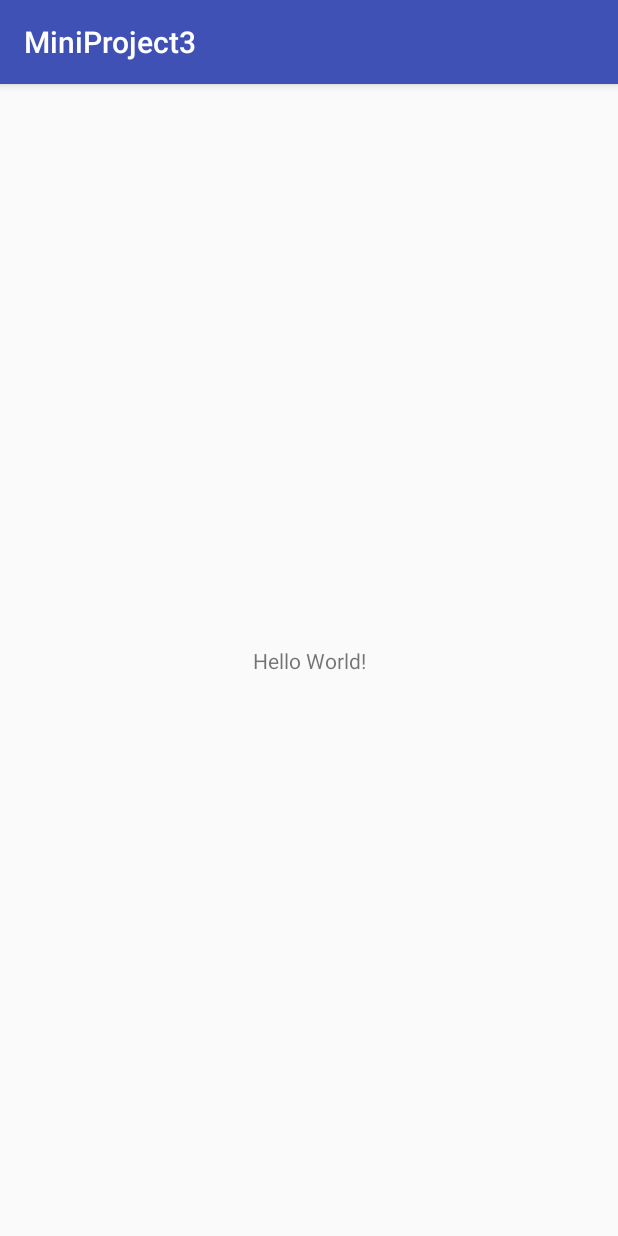
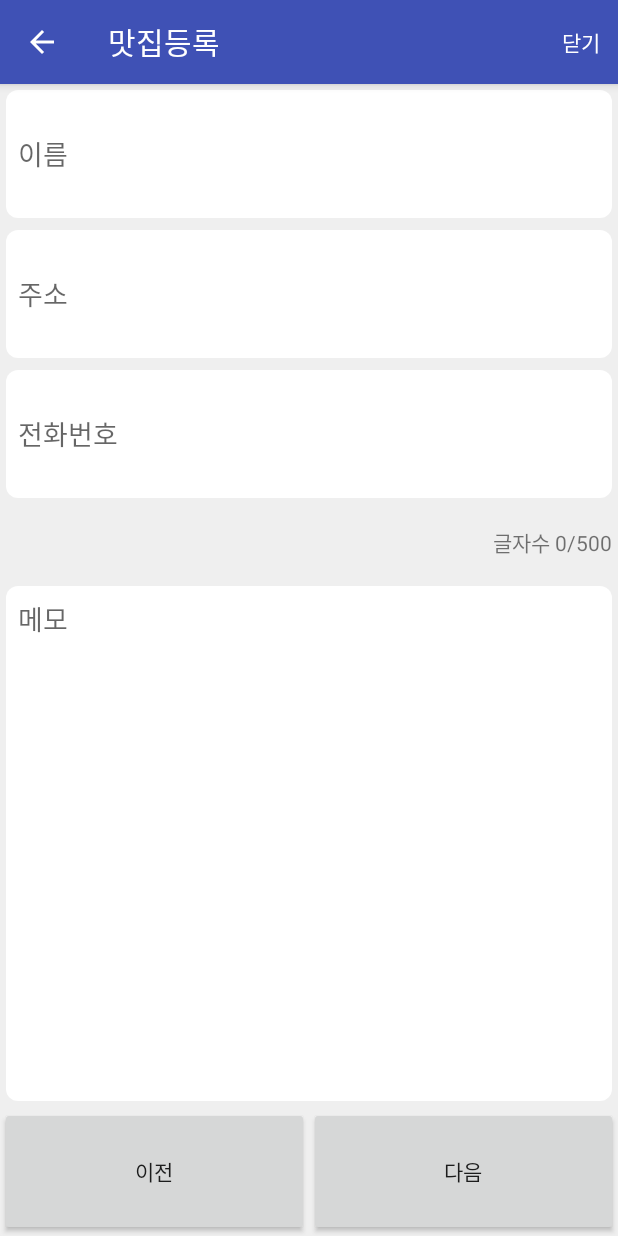
Before and after one commit to lunar999/boostcamp_3rdWeek, an Android app: the screen it shows after launch (MainActivity), on a phone screen of 412 x 824 dp. Run offline under Robolectric (Android 15) with nearby library versions, the phone set to English and light mode, and no system bars; our stand-ins replace ButterKnife.

Commit message:
main activity 작성

```diff
--- a/app/build.gradle
+++ b/app/build.gradle
@@ -26,5 +26,7 @@ dependencies {
     })
     compile 'com.android.support:appcompat-v7:26.+'
     compile 'com.android.support.constraint:constraint-layout:1.0.2'
+    compile 'com.jakewharton:butterknife:8.7.0'
+    annotationProcessor 'com.jakewharton:butterknife-compiler:8.7.0'
     testCompile 'junit:junit:4.12'
 }
--- a/app/src/main/AndroidManifest.xml
+++ b/app/src/main/AndroidManifest.xml
@@ -1,6 +1,11 @@
 <?xml version="1.0" encoding="utf-8"?>
 <manifest xmlns:android="http://schemas.android.com/apk/res/android"
     package="com.project3.mini.yunkyun.miniproject3">
+
+    <uses-sdk
+        android:minSdkVersion="19"
+        android:maxSdkVersion="26"
+        android:targetSdkVersion="26" />
 
     <application
         android:allowBackup="true"
@@ -16,6 +21,7 @@
                 <category android:name="android.intent.category.LAUNCHER" />
             </intent-filter>
         </activity>
+        <activity android:name=".MapActivity"></activity>
     </application>
 
 </manifest>
--- a/app/src/main/java/com/project3/mini/yunkyun/miniproject3/MainActivity.java
+++ b/app/src/main/java/com/project3/mini/yunkyun/miniproject3/MainActivity.java
@@ -1,13 +1,91 @@
 package com.project3.mini.yunkyun.miniproject3;
 
+import android.os.Bundle;
+import android.support.v7.app.ActionBar;
 import android.support.v7.app.AppCompatActivity;
-import android.os.Bundle;
+import android.text.Editable;
+import android.text.TextWatcher;
+import android.view.Menu;
+import android.view.MenuItem;
+import android.view.View;
+import android.widget.EditText;
+import android.widget.TextView;
+import android.widget.Toast;
+
+import butterknife.BindView;
+import butterknife.ButterKnife;
+import butterknife.OnClick;
 
 public class MainActivity extends AppCompatActivity {
+    @BindView(R.id.et_name) EditText name;
+    @BindView(R.id.et_address) EditText address;
+    @BindView(R.id.et_phonenumber) EditText phoneNumber;
+    @BindView(R.id.et_memo) EditText memo;
+    @BindView(R.id.tv_character_counter) TextView lengthCounter;
 
     @Override
     protected void onCreate(Bundle savedInstanceState) {
         super.onCreate(savedInstanceState);
         setContentView(R.layout.activity_main);
+        ButterKnife.bind(this);
+
+        setToolbar();
+
+        memo.addTextChangedListener(new TextWatcher() {
+            @Override
+            public void beforeTextChanged(CharSequence charSequence, int i, int i1, int i2) {
+            }
+
+            @Override
+            public void onTextChanged(CharSequence charSequence, int i, int i1, int i2) {
+                String counterState = String.format(getResources().getString(R.string.counter_format), charSequence.length());
+                lengthCounter.setText(counterState);
+            }
+
+            @Override
+            public void afterTextChanged(Editable editable) {
+
+            }
+        });
+    }
+
+    private void setToolbar() {
+        ActionBar actionBar = getSupportActionBar();
+        actionBar.setDisplayHomeAsUpEnabled(true);
+        actionBar.setHomeButtonEnabled(true);
+    }
+
+    @OnClick({R.id.btn_prev, R.id.btn_next})
+    void onButtonClick(View view) {
+        switch (view.getId()) {
+            case R.id.btn_prev:
+                Toast.makeText(this, getResources().getString(R.string.touch_btn_prev), Toast.LENGTH_SHORT).show();
+                break;
+            case R.id.btn_next:
+                break;
+            default:
+                break;
+        }
+    }
+
+    @Override
+    public boolean onOptionsItemSelected(MenuItem item) {
+        switch (item.getItemId()) {
+            case android.R.id.home:
+                onBackPressed();
+                break;
+            case R.id.menu_close:
+                Toast.makeText(this, getResources().getString(R.string.touch_menu_close), Toast.LENGTH_SHORT).show();
+                break;
+            default:
+                break;
+        }
+        return true;
+    }
+
+    @Override
+    public boolean onCreateOptionsMenu(Menu menu) {
+        getMenuInflater().inflate(R.menu.toolbar_menu, menu);
+        return true;
     }
 }
--- /dev/null
+++ b/app/src/main/java/com/project3/mini/yunkyun/miniproject3/MapActivity.java
@@ -0,0 +1,10 @@
+package com.project3.mini.yunkyun.miniproject3;
+
+import android.support.v7.app.AppCompatActivity;
+
+/**
+ * Created by YunKyun on 2017-07-20.
+ */
+
+public class MapActivity extends AppCompatActivity {
+}
--- /dev/null
+++ b/app/src/main/res/drawable/bg_edittext.xml
@@ -0,0 +1,9 @@
+<?xml version="1.0" encoding="utf-8"?>
+<shape xmlns:android="http://schemas.android.com/apk/res/android" android:shape="rectangle" android:padding="10dp">
+    <solid android:color="@android:color/white"/>
+    <corners
+        android:bottomRightRadius="8dp"
+        android:bottomLeftRadius="8dp"
+        android:topLeftRadius="8dp"
+        android:topRightRadius="8dp"/>
+</shape>
--- a/app/src/main/res/layout/activity_main.xml
+++ b/app/src/main/res/layout/activity_main.xml
@@ -1,18 +1,87 @@
 <?xml version="1.0" encoding="utf-8"?>
-<android.support.constraint.ConstraintLayout xmlns:android="http://schemas.android.com/apk/res/android"
-    xmlns:app="http://schemas.android.com/apk/res-auto"
+<LinearLayout xmlns:android="http://schemas.android.com/apk/res/android"
     xmlns:tools="http://schemas.android.com/tools"
     android:layout_width="match_parent"
     android:layout_height="match_parent"
+    android:orientation="vertical"
+    android:background="@color/colorGray"
     tools:context="com.project3.mini.yunkyun.miniproject3.MainActivity">
 
+    <EditText
+        android:id="@+id/et_name"
+        android:layout_width="match_parent"
+        android:layout_height="0dp"
+        android:layout_weight="2"
+        android:layout_margin="4dp"
+        android:paddingLeft="8dp"
+        android:background="@drawable/bg_edittext"
+        android:inputType="text"
+        android:imeOptions="actionNext"
+        android:hint="이름" />
+
+    <EditText
+        android:id="@+id/et_address"
+        android:layout_width="match_parent"
+        android:layout_height="0dp"
+        android:layout_weight="2"
+        android:layout_margin="4dp"
+        android:paddingLeft="8dp"
+        android:background="@drawable/bg_edittext"
+        android:inputType="text"
+        android:hint="주소" />
+
+    <EditText
+        android:id="@+id/et_phonenumber"
+        android:layout_width="match_parent"
+        android:layout_height="0dp"
+        android:layout_weight="2"
+        android:layout_margin="4dp"
+        android:paddingLeft="8dp"
+        android:background="@drawable/bg_edittext"
+        android:inputType="phone"
+        android:hint="전화번호" />
+
     <TextView
-        android:layout_width="wrap_content"
-        android:layout_height="wrap_content"
-        android:text="Hello World!"
-        app:layout_constraintBottom_toBottomOf="parent"
-        app:layout_constraintLeft_toLeftOf="parent"
-        app:layout_constraintRight_toRightOf="parent"
-        app:layout_constraintTop_toTopOf="parent" />
+        android:id="@+id/tv_character_counter"
+        android:layout_width="match_parent"
+        android:layout_height="0dp"
+        android:layout_weight="1"
+        android:layout_margin="4dp"
+        android:gravity="right|center_vertical"
+        android:text="글자수 0/500" />
 
-</android.support.constraint.ConstraintLayout>
+    <EditText
+        android:id="@+id/et_memo"
+        android:layout_width="match_parent"
+        android:layout_height="0dp"
+        android:layout_weight="8"
+        android:layout_margin="4dp"
+        android:gravity="top"
+        android:padding="8dp"
+        android:paddingTop="8dp"
+        android:background="@drawable/bg_edittext"
+        android:maxLength="500"
+        android:inputType="textMultiLine"
+        android:hint="메모" />
+
+    <LinearLayout
+        android:layout_width="match_parent"
+        android:layout_height="0dp"
+        android:layout_weight="2"
+        android:orientation="horizontal">
+
+        <Button
+            android:id="@+id/btn_prev"
+            android:layout_width="0dp"
+            android:layout_height="match_parent"
+            android:layout_weight="1"
+            android:text="이전" />
+
+        <Button
+            android:id="@+id/btn_next"
+            android:layout_width="0dp"
+            android:layout_height="match_parent"
+            android:layout_weight="1"
+            android:text="다음" />
+    </LinearLayout>
+</LinearLayout>
--- /dev/null
+++ b/app/src/main/res/layout/activity_map.xml
@@ -0,0 +1,6 @@
+<?xml version="1.0" encoding="utf-8"?>
+<LinearLayout xmlns:android="http://schemas.android.com/apk/res/android"
+    android:layout_width="match_parent"
+    android:layout_height="match_parent">
+
+</LinearLayout>
--- /dev/null
+++ b/app/src/main/res/menu/toolbar_menu.xml
@@ -0,0 +1,10 @@
+<?xml version="1.0" encoding="utf-8"?>
+<menu xmlns:android="http://schemas.android.com/apk/res/android"
+    xmlns:app="http://schemas.android.com/apk/res-auto">
+
+    <item
+        android:id="@+id/menu_close"
+        android:title="닫기"
+        app:showAsAction="always" />
+
+</menu>
--- a/app/src/main/res/values/colors.xml
+++ b/app/src/main/res/values/colors.xml
@@ -3,4 +3,5 @@
     <color name="colorPrimary">#3F51B5</color>
     <color name="colorPrimaryDark">#303F9F</color>
     <color name="colorAccent">#FF4081</color>
+    <color name="colorGray">#efefef</color>
 </resources>
--- a/app/src/main/res/values/strings.xml
+++ b/app/src/main/res/values/strings.xml
@@ -1,3 +1,6 @@
 <resources>
-    <string name="app_name">MiniProject3</string>
+    <string name="app_name">맛집등록</string>
+    <string name="touch_btn_prev">이전 버튼을 눌렀습니다.</string>
+    <string name="touch_menu_close">닫기 버튼을 눌렀습니다.</string>
+    <string name="counter_format">글자수 %d/500</string>
 </resources>
--- a/build.gradle
+++ b/build.gradle
@@ -3,10 +3,11 @@
 buildscript {
     repositories {
         jcenter()
+        mavenCentral()
     }
     dependencies {
         classpath 'com.android.tools.build:gradle:2.3.3'
-
+        classpath 'com.jakewharton:butterknife-gradle-plugin:8.7.0'
         // NOTE: Do not place your application dependencies here; they belong
         // in the individual module build.gradle files
     }
```
